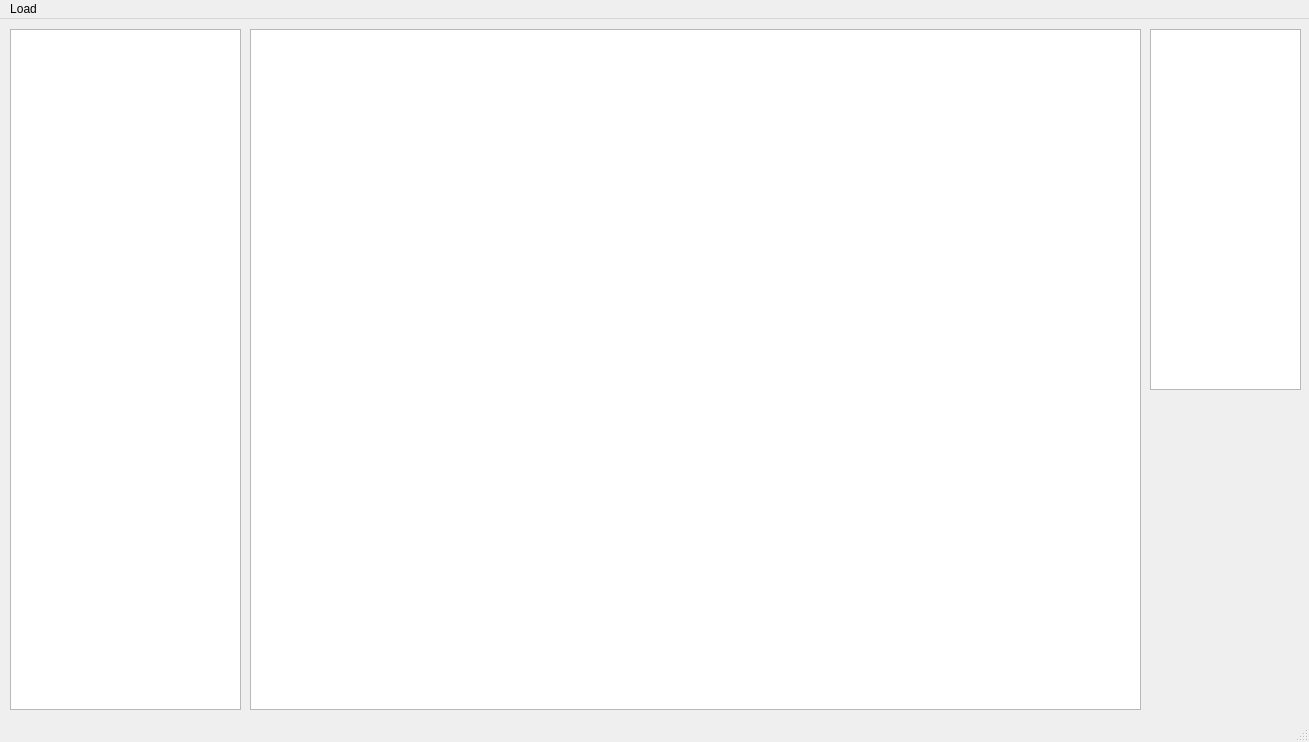
This is vision/mainwindow.ui in KevinUTAT/surviver_dot_IO as Qt 5 draws it before an edit. The edited form follows.
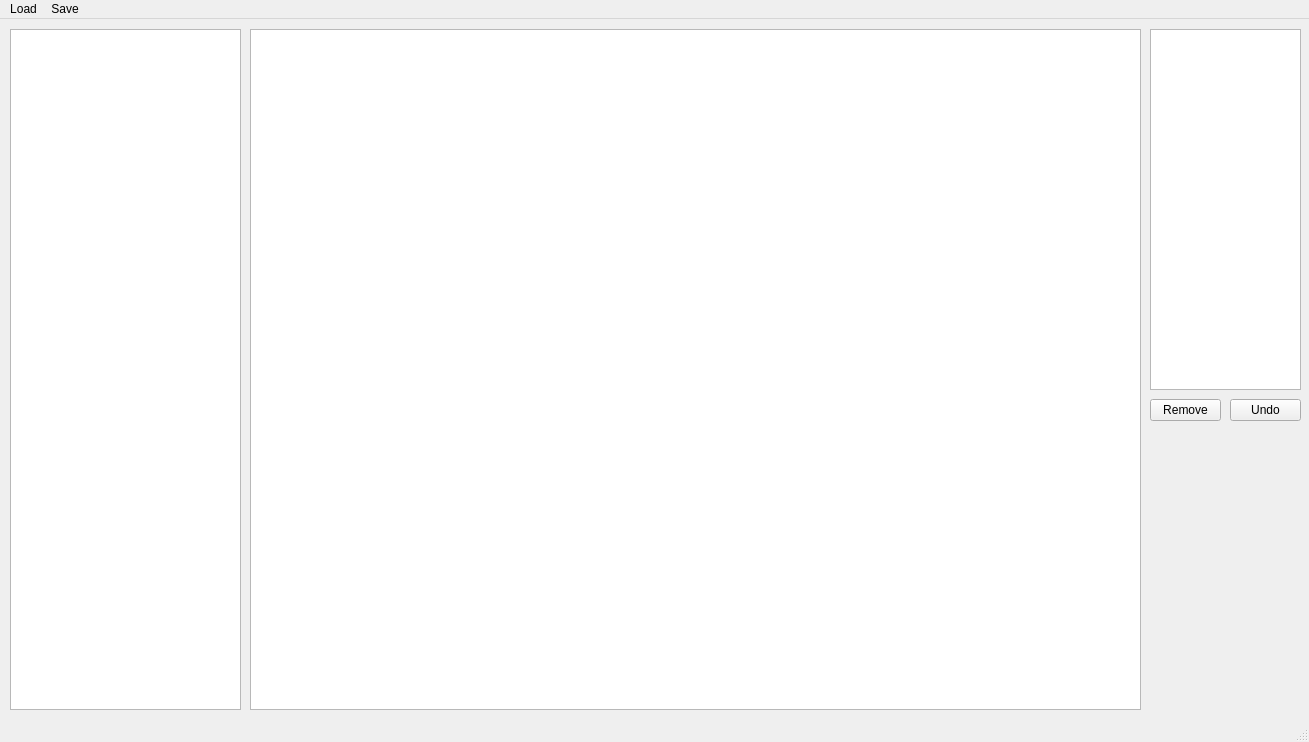
This is the edited form.

Commit message: ADS: add remove target from data

```diff
--- a/vision/mainwindow.ui
+++ b/vision/mainwindow.ui
@@ -44,6 +44,32 @@
      </rect>
     </property>
    </widget>
+   <widget class="QPushButton" name="rmTargetButton">
+    <property name="geometry">
+     <rect>
+      <x>1150</x>
+      <y>380</y>
+      <width>71</width>
+      <height>22</height>
+     </rect>
+    </property>
+    <property name="text">
+     <string>Remove</string>
+    </property>
+   </widget>
+   <widget class="QPushButton" name="undoButton">
+    <property name="geometry">
+     <rect>
+      <x>1230</x>
+      <y>380</y>
+      <width>71</width>
+      <height>22</height>
+     </rect>
+    </property>
+    <property name="text">
+     <string>Undo</string>
+    </property>
+   </widget>
   </widget>
   <widget class="QMenuBar" name="menubar">
    <property name="geometry">
@@ -60,7 +86,14 @@
     </property>
     <addaction name="loadAOAction"/>
    </widget>
+   <widget class="QMenu" name="menuSave">
+    <property name="title">
+     <string>Save</string>
+    </property>
+    <addaction name="actionTarget_Modifications"/>
+   </widget>
    <addaction name="menuLoad"/>
+   <addaction name="menuSave"/>
   </widget>
   <widget class="QStatusBar" name="statusbar"/>
   <action name="loadAOAction">
```
Left out of the diff: 5 changed lines with no effect on the pictures. The commit also changes 1 other file.
